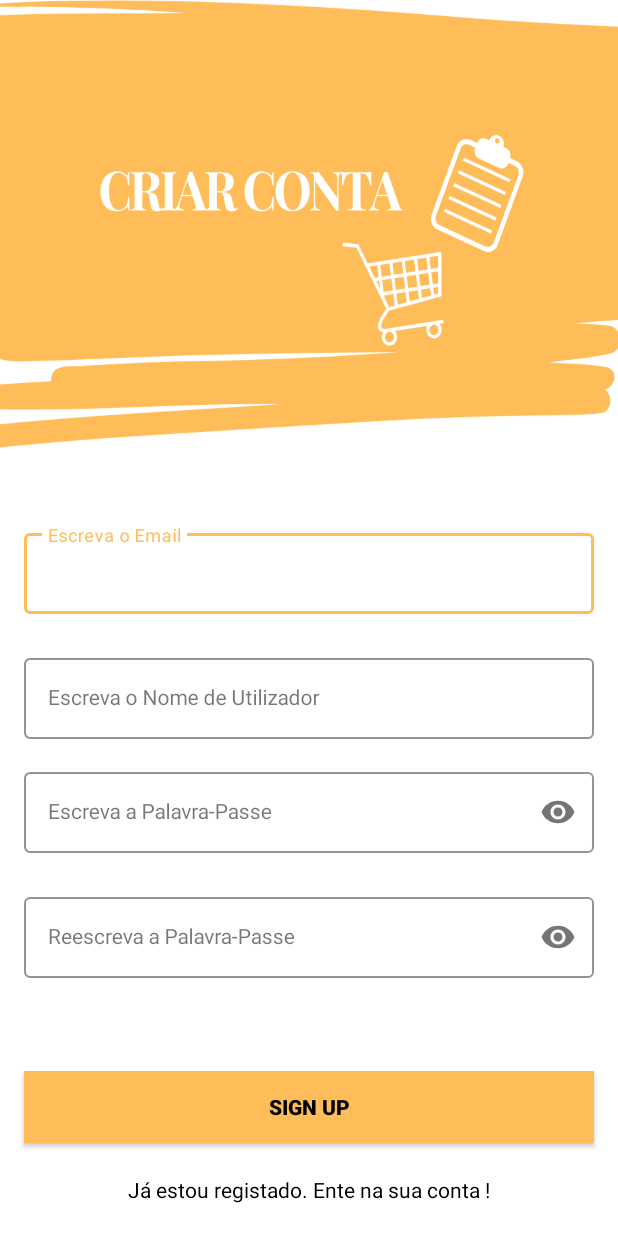
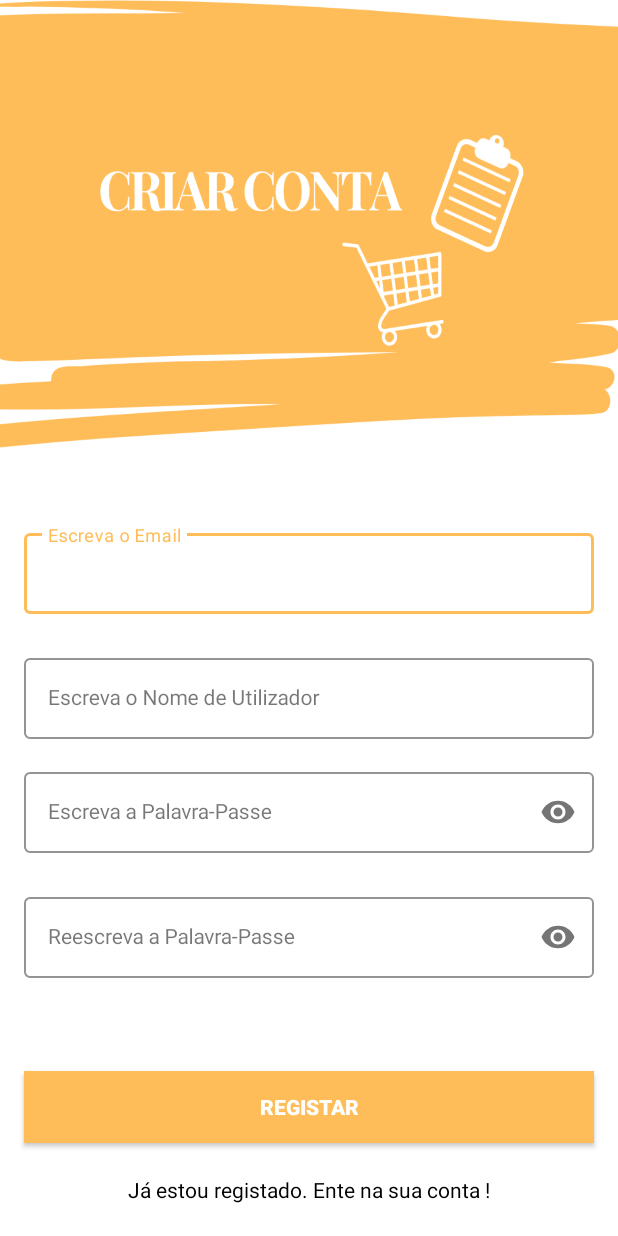
Before and after one commit to goattoph/ShopMate, an Android app: the RegisterActivity screen opened directly, with no data from a screen before it, on a phone screen of 412 x 824 dp. Run offline under Robolectric (Android 15) with nearby library versions, the phone set to English and light mode, and no system bars.

Commit message:
Adição de comentários com a referência de onde é o código

```diff
--- a/ShopMate/app/src/main/java/ipt/dam/shopmate/LoginActivity.kt
+++ b/ShopMate/app/src/main/java/ipt/dam/shopmate/LoginActivity.kt
@@ -19,7 +19,7 @@ import java.net.CookieHandler
 import java.net.CookieManager
 import java.net.CookiePolicy
 
-
+//usámos chatgpt no desenvolvimento da classe
 class LoginActivity : AppCompatActivity() {
 
     override fun onCreate(savedInstanceState: Bundle?) {
--- a/ShopMate/app/src/main/java/ipt/dam/shopmate/RegisterActivity.kt
+++ b/ShopMate/app/src/main/java/ipt/dam/shopmate/RegisterActivity.kt
@@ -10,7 +10,7 @@ import retrofit2.Call
 import retrofit2.Callback
 import retrofit2.Response
 
-
+//usámos chatgpt no desenvolvimento da classe
 class RegisterActivity : AppCompatActivity() {
 
     override fun onCreate(savedInstanceState: Bundle?) {
--- a/ShopMate/app/src/main/res/layout/activity_login.xml
+++ b/ShopMate/app/src/main/res/layout/activity_login.xml
@@ -1,4 +1,6 @@
 <?xml version="1.0" encoding="utf-8"?>
+
+<!--Código retirado deste repositório do GitHub:https://github.com/CodingSTUFF070/LoginSignUpKotlin/tree/master-->
 <androidx.constraintlayout.widget.ConstraintLayout xmlns:android="http://schemas.android.com/apk/res/android"
     xmlns:app="http://schemas.android.com/apk/res-auto"
     xmlns:tools="http://schemas.android.com/tools"
--- a/ShopMate/app/src/main/res/layout/activity_register.xml
+++ b/ShopMate/app/src/main/res/layout/activity_register.xml
@@ -1,4 +1,5 @@
 <?xml version="1.0" encoding="utf-8"?>
+<!--Código retirado deste repositório do GitHub:https://github.com/CodingSTUFF070/LoginSignUpKotlin/tree/master-->
 <androidx.constraintlayout.widget.ConstraintLayout xmlns:android="http://schemas.android.com/apk/res/android"
     xmlns:app="http://schemas.android.com/apk/res-auto"
     xmlns:tools="http://schemas.android.com/tools"
@@ -6,7 +7,6 @@
     android:layout_height="match_parent"
     android:background="@drawable/register"
     tools:context=".RegisterActivity">
-
 
     <com.google.android.material.textfield.TextInputLayout
         android:id="@+id/emailLayout"
@@ -111,8 +111,8 @@
         android:layout_height="wrap_content"
         android:layout_marginHorizontal="16dp"
         android:background="@color/yellow"
-        android:text="Sign Up"
-        android:textColor="@color/black"
+        android:text="Registar"
+        android:textColor="@color/white"
         android:textStyle="bold"
         app:layout_constraintBottom_toBottomOf="parent"
         app:layout_constraintEnd_toEndOf="parent"
@@ -131,43 +131,3 @@
         app:layout_constraintStart_toStartOf="parent"
         app:layout_constraintTop_toBottomOf="@+id/btnRegister" />
 </androidx.constraintlayout.widget.ConstraintLayout>
-<!--<LinearLayout-->
-<!--    xmlns:android="http://schemas.android.com/apk/res/android"-->
-<!--    android:layout_width="match_parent"-->
-<!--    android:layout_height="match_parent"-->
-<!--    android:padding="16dp"-->
-<!--    android:orientation="vertical">-->
-
-<!--    <EditText-->
-<!--        android:id="@+id/etRegisterEmail"-->
-<!--        android:layout_width="match_parent"-->
-<!--        android:layout_height="wrap_content"-->
-<!--        android:hint="Email"-->
-<!--        android:inputType="textEmailAddress" />-->
-
-<!--    <EditText-->
-<!--        android:id="@+id/etUsername"-->
-<!--        android:layout_width="match_parent"-->
-<!--        android:layout_height="wrap_content"-->
-<!--        android:hint="Nome de utilizador"-->
-<!--        android:inputType="text" />-->
-<!--    <EditText-->
-<!--        android:id="@+id/etRegisterPassword"-->
-<!--        android:layout_width="match_parent"-->
-<!--        android:layout_height="wrap_content"-->
-<!--        android:hint="Palavra-Passe"-->
-<!--        android:inputType="textPassword" />-->
-
-<!--    <EditText-->
-<!--        android:id="@+id/etRegisterConfirmPassword"-->
-<!--        android:layout_width="match_parent"-->
-<!--        android:layout_height="wrap_content"-->
-<!--        android:hint="Confirmar Palavra-Passe"-->
-<!--        android:inputType="textPassword" />-->
-
-<!--    <Button-->
-<!--        android:id="@+id/btnRegister"-->
-<!--        android:layout_width="match_parent"-->
-<!--        android:layout_height="wrap_content"-->
-<!--        android:text="Registar" />-->
-<!--</LinearLayout>-->
```
